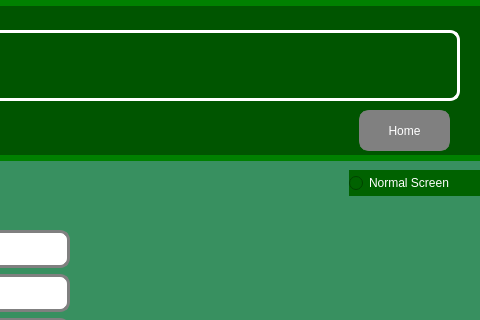
Above: addgardener.ui from Rabsoninnora/RoseGardenPlantCareSystem before the change; both pictures show x 991 to 1471 and y 0 to 320 of the 1471 by 794 pixel window. Below: the same form after it.
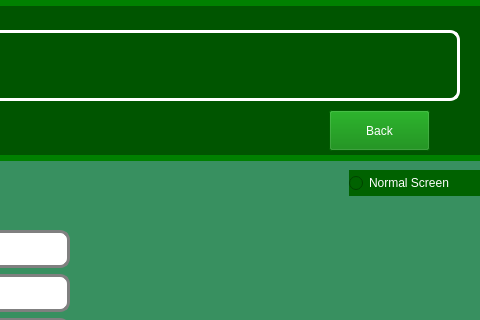
That is the form after the change. Icons and pictures are not drawn.

```diff
--- a/addgardener.ui
+++ b/addgardener.ui
@@ -260,31 +260,6 @@
     <string> Rose Garden Nursery</string>
    </property>
   </widget>
-  <widget class="QPushButton" name="btn_employee_home">
-   <property name="geometry">
-    <rect>
-     <x>1350</x>
-     <y>110</y>
-     <width>91</width>
-     <height>41</height>
-    </rect>
-   </property>
-   <property name="styleSheet">
-    <string notr="true">
- QPushButton {
-  border:6px solid gray;
-  border-radius: 10px;
-  padding: 0 10px;
-  background: grey;
- font: 700 12pt ;
- color: rgb(255, 255, 255);
-
-}</string>
-   </property>
-   <property name="text">
-    <string>Home</string>
-   </property>
-  </widget>
   <widget class="QRadioButton" name="radioButton">
    <property name="geometry">
     <rect>
@@ -305,6 +280,31 @@
     <string>Normal Screen</string>
    </property>
   </widget>
+  <widget class="QPushButton" name="btn_back">
+   <property name="geometry">
+    <rect>
+     <x>1320</x>
+     <y>110</y>
+     <width>101</width>
+     <height>41</height>
+    </rect>
+   </property>
+   <property name="styleSheet">
+    <string notr="true"> 
+
+ QPushButton {
+  
+  
+ background: green;
+ font: 500 12pt ;
+ color: rgb(255, 255, 255);
+
+}</string>
+   </property>
+   <property name="text">
+    <string>Back</string>
+   </property>
+  </widget>
  </widget>
  <resources/>
  <connections>
```
